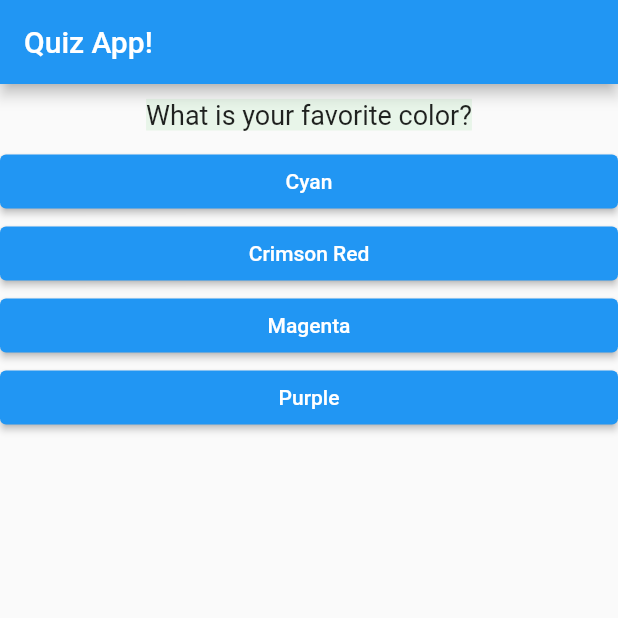
After one commit to alex-pythonista/Flutter-Hello-World-App, a Flutter app: the screen it shows after launch, on a phone screen of 412 x 824 dp, the top half of it. The commit adds this screen. Run offline on Flutter 3.47's test engine with Material 2 defaults, Android fonts, the phone set to English and light mode, and no system bars.

Commit message:
spliting the code into widgets

```diff
--- a/lib/main.dart
+++ b/lib/main.dart
@@ -1,7 +1,7 @@
 import 'package:flutter/material.dart';
 
-import './questions.dart';
-import './answers.dart';
+import './quiz.dart';
+import './result.dart';
 // void main() {
 //   runApp(HelloApp());
 // }
@@ -18,7 +18,7 @@ class HelloApp extends StatefulWidget {
 
 class _HelloAppState extends State<HelloApp> {
   var _questionIndex = 0;
-  static const questions = [
+  static const _questions = [
     {
       "questionText": "What is your favorite color?",
       "answers": ["Cyan", "Crimson Red", "Magenta", "Purple"],
@@ -37,7 +37,7 @@ class _HelloAppState extends State<HelloApp> {
       _questionIndex++;
     });
     print(_questionIndex);
-    if (_questionIndex < questions.length) {
+    if (_questionIndex < _questions.length) {
       print("We have more questions!");
     } else
       print("No more questions!");
@@ -55,19 +55,13 @@ class _HelloAppState extends State<HelloApp> {
         appBar: AppBar(
           title: const Text("Quiz App!"),
         ),
-        body: _questionIndex < questions.length
-            ? Column(
-                children: [
-                  Question(questions[_questionIndex]["questionText"] as String),
-                  ...(questions[_questionIndex]["answers"] as List<String>)
-                      .map((answer) {
-                    return Answer(_answerQuestion, answer);
-                  }).toList()
-                ],
+        body: _questionIndex < _questions.length
+            ? Quiz(
+                answerQuestion: _answerQuestion,
+                questionIndex: _questionIndex,
+                questions: _questions,
               )
-            : Center(
-                child: Text("You did it!"),
-              ),
+            : Result(),
       ),
     );
   }
--- /dev/null
+++ b/lib/quiz.dart
@@ -0,0 +1,29 @@
+import 'package:flutter/material.dart';
+
+import './questions.dart';
+import './answers.dart';
+
+class Quiz extends StatelessWidget {
+  final List<Map<String, Object>>? questions;
+  final VoidCallback? answerQuestion;
+  final int? questionIndex;
+
+  Quiz({
+    @required this.questions,
+    @required this.answerQuestion,
+    @required this.questionIndex,
+  });
+
+  @override
+  Widget build(BuildContext context) {
+    return Column(
+      children: [
+        Question(questions![questionIndex as int]["questionText"] as String),
+        ...(questions![questionIndex as int]["answers"] as List<String>)
+            .map((answer) {
+          return Answer(answerQuestion as VoidCallback, answer);
+        }).toList()
+      ],
+    );
+  }
+}
```
Also changed, not shown: lib/result.dart (added, +12 -0 lines).
